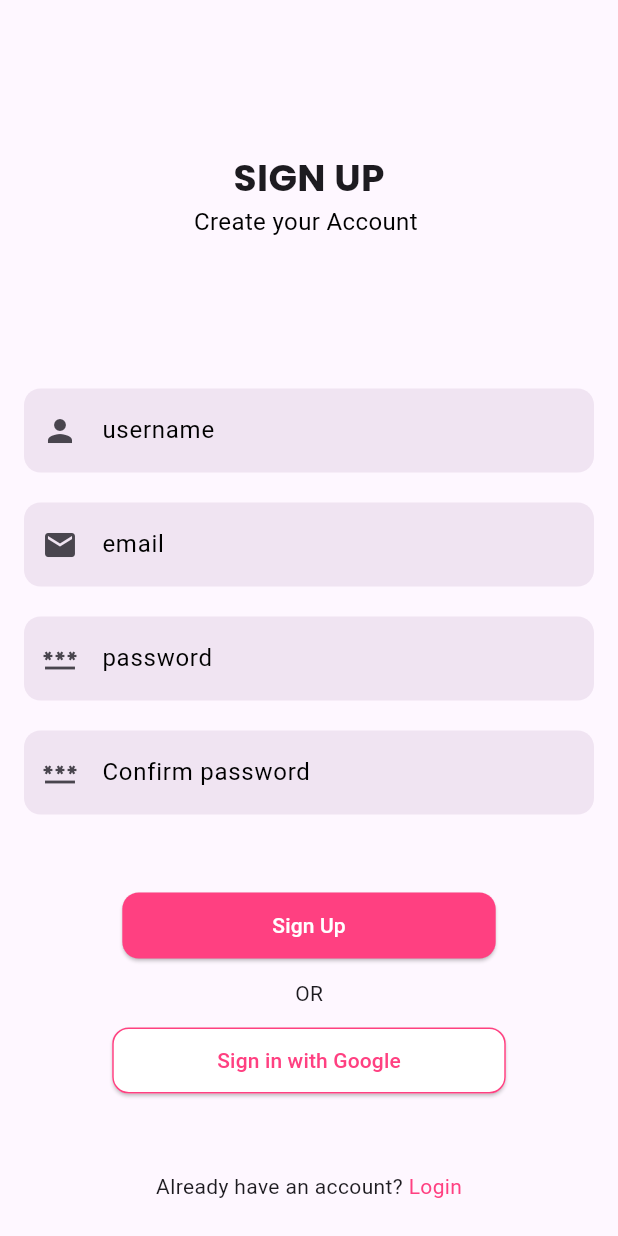
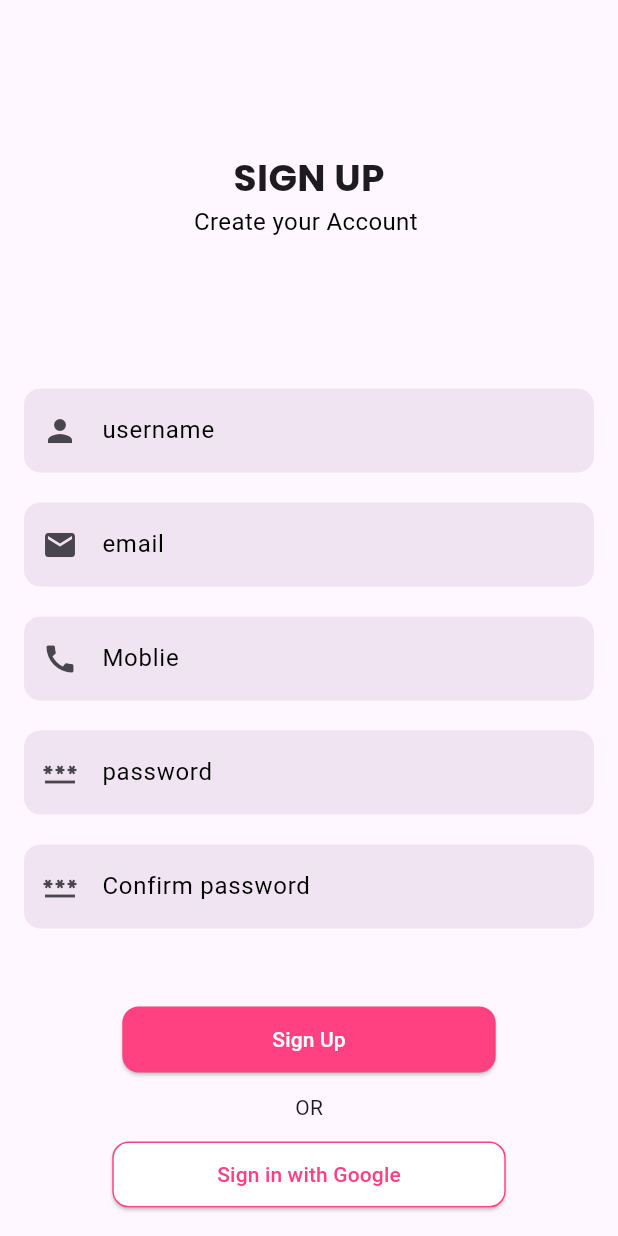
Before and after one commit to aasm0hammad/Expense-Aas-Bloc, a Flutter app: the Signup screen opened by its route, on a phone screen of 412 x 824 dp. Run offline on Flutter 3.47's test engine with Material 3 defaults, Android fonts, the phone set to English and light mode, and no system bars; our stand-ins replace flutter_bloc, font_awesome_flutter, sqflite; accounts and stored records are empty.

Commit message:
User Register

```diff
--- /dev/null
+++ b/lib/DataBase/local/DbHelper.dart
@@ -0,0 +1,113 @@
+import 'dart:io';
+
+import 'package:ass_expense/DataBase/model/users_model.dart';
+import 'package:path/path.dart';
+import 'package:path_provider/path_provider.dart';
+import 'package:sqflite/sqflite.dart';
+
+class DbHelper{
+
+  DbHelper._();
+  static DbHelper getInstance()=> DbHelper._();
+
+  ///User Table &  Column
+
+  static const String TABLE_USERS="users";
+  static const String COLUNMN_USER_ID='uId';
+  static const String COLUNMN_USER_NAME='uName';
+  static const String COLUNMN_USER_EMAIL='uEmail';
+  static const String COLUNMN_USER_PHONE='uPhone';
+  static const String COLUNMN_USER_PASSWORD="uPassword";
+  static const String COLUNMN_USER_CREATED_AT='uCreatedAt';
+
+  /// Expense Table &  Column
+  static const String TABLE_EXPENSE= 'expense';
+  static const String COLUNMN_EXPENSE_ID='eId';
+  static const String COLUNMN_EXPENSE_USER_ID='uId';
+  static const String COLUNMN_EXPENSE_TITLE='eTitle';
+  static const String COLUNMN_EXPENSE_DESC='eDesc';
+  static const String COLUNMN_EXPENSE_AMT='eAMT';
+  static const String COLUNMN_EXPENSE_CATEGORY='eCATE_Id';
+  static const String COLUNMN_EXPENSE_TYPE='eType';
+  static const String COLUNMN_EXPENSE_BALANCE='eBal';
+  static const String COLUNMN_EXPENSE_DATE='eDate';
+  static const String COLUNMN_EXPENSE_CREATED_AT='eCREATED';
+
+
+
+
+  Database? _db;
+
+  Future<Database> getDB()async{
+
+   _db ??= await openDB();
+   return _db!;
+
+  }
+
+
+  Future<Database> openDB()async{
+    Directory appDocDir=await getApplicationDocumentsDirectory();
+    var path=join(appDocDir.path,"ExpenseDB");
+    return openDatabase(path,version: 1, onCreate: (db, v ){
+
+      db.execute('''
+      create table $TABLE_USERS (
+      $COLUNMN_USER_ID integer primary key autoincrement ,
+      $COLUNMN_USER_NAME TEXT NOT NULL ,
+      $COLUNMN_USER_EMAIL TEXT NOT NULL,
+      $COLUNMN_USER_PHONE TEXT NOT NULL,
+      $COLUNMN_USER_PASSWORD TEXT NOT NULL,
+      $COLUNMN_USER_CREATED_AT TEXT NOT NULL,
+      )
+
+      ''');
+      db.execute('''
+      CREATE TABLE $TABLE_EXPENSE(
+      $COLUNMN_EXPENSE_ID INTEGER PRIMARY KEY AUTOINCREMENT,
+      $COLUNMN_EXPENSE_USER_ID TEXT NOT NULL,
+      $COLUNMN_EXPENSE_TITLE TEXT NOT NULL,
+      $COLUNMN_EXPENSE_DESC TEXT ,
+      $COLUNMN_EXPENSE_AMT REAL NOT NULL,
+      $COLUNMN_EXPENSE_BALANCE REAL,
+      $COLUNMN_EXPENSE_TYPE TEXT NOT NULL,
+      $COLUNMN_EXPENSE_DATE TEXT NOT NULL,
+      $COLUNMN_EXPENSE_CATEGORY TEXT NOT NULL,
+      $COLUNMN_EXPENSE_CREATED_AT TEXT NOT NULL,
+      )
+
+      ''');
+    });
+
+  }
+
+  Future<bool>userRegister(UserModel newUser)async{
+
+    Database db=await getDB();
+    int rowEffected=await db.insert(TABLE_USERS, newUser.toMap());
+
+    return rowEffected>0;
+
+
+  }
+
+  Future<bool> isEmailAlreadyExists({ required String email})async{
+
+    Database db=await getDB();
+       var mData=await   db.query(TABLE_USERS, where: "$COLUNMN_USER_EMAIL=?" ,whereArgs: [email]);
+
+       return mData.isNotEmpty;
+  }
+
+
+  /// authenticate
+  Future<bool>authenticate({required String email, required String password})async{
+    Database db=await getDB();
+    var mData=await db.query(TABLE_USERS, where: "$COLUNMN_USER_EMAIL=? and $COLUNMN_USER_PASSWORD=?", whereArgs: [email,password]);
+
+    return  mData.isNotEmpty;
+
+
+  }
+
+}
--- /dev/null
+++ b/lib/DataBase/model/users_model.dart
@@ -0,0 +1,38 @@
+import 'package:ass_expense/DataBase/local/DbHelper.dart';
+
+class UserModel {
+  int? uId;
+  String uName;
+  String uEmail;
+  String uPhone;
+  String uPassword;
+  String uCreatedAt;
+
+  UserModel(
+      {this.uId,
+      required this.uName,
+      required this.uEmail,
+      required this.uPhone,
+      required this.uPassword,
+      required this.uCreatedAt});
+
+  factory UserModel.fromMap(Map<String, dynamic> map) {
+    return UserModel(
+        uId: map[DbHelper.COLUNMN_USER_ID],
+        uName: map[DbHelper.COLUNMN_USER_NAME],
+        uEmail: map[DbHelper.COLUNMN_USER_EMAIL],
+        uPhone: map[DbHelper.COLUNMN_USER_PHONE],
+        uPassword: map[DbHelper.COLUNMN_USER_PASSWORD],
+        uCreatedAt: map[DbHelper.COLUNMN_USER_CREATED_AT]);
+  }
+
+  Map<String, dynamic> toMap() {
+    return {
+      DbHelper.COLUNMN_USER_NAME: uName,
+      DbHelper.COLUNMN_USER_EMAIL: uEmail,
+      DbHelper.COLUNMN_USER_PHONE: uPhone,
+      DbHelper.COLUNMN_USER_PASSWORD: uPassword,
+      DbHelper.COLUNMN_USER_CREATED_AT: uCreatedAt,
+    };
+  }
+}
--- /dev/null
+++ b/lib/login_signup/register/user_event.dart
@@ -0,0 +1,11 @@
+import 'package:ass_expense/DataBase/model/users_model.dart';
+
+abstract class RegisterEvent {
+
+}
+
+class RegisterUserEvent extends RegisterEvent{
+
+  UserModel newUser;
+  RegisterUserEvent({required this.newUser});
+}
--- /dev/null
+++ b/lib/login_signup/register/user_state.dart
@@ -0,0 +1,13 @@
+import 'package:ass_expense/DataBase/model/users_model.dart';
+
+abstract class RegisterState {
+
+}
+
+class RegisterInitialState extends RegisterState{}
+class RegisterLoadingState extends RegisterState{}
+class RegisterSuccessState extends RegisterState{}
+class RegisterFailureState extends RegisterState{
+  String errorMsg;
+  RegisterFailureState({required this.errorMsg});
+}
--- a/lib/ui/singup.dart
+++ b/lib/login_signup/singup.dart
@@ -1,9 +1,17 @@
+import 'package:ass_expense/DataBase/model/users_model.dart';
+import 'package:ass_expense/login_signup/register/user_bloc.dart';
+import 'package:ass_expense/login_signup/register/user_event.dart';
 import 'package:ass_expense/routes/app_routes.dart';
 import 'package:flutter/material.dart';
+import 'package:flutter_bloc/flutter_bloc.dart';
 import 'login.dart';
 
 class Signup extends StatelessWidget {
-  const Signup({super.key});
+
+  TextEditingController nameController=TextEditingController();
+  TextEditingController emailController=TextEditingController();
+  TextEditingController phoneController=TextEditingController();
+  TextEditingController passController=TextEditingController();
 
   @override
   Widget build(BuildContext context) {
@@ -24,19 +32,23 @@ class Signup extends StatelessWidget {
             SizedBox(
               height: 100,
             ),
-             user("username", Icon(Icons.person)),
+             user("username", Icon(Icons.person, ),nameController),
             SizedBox(
               height: 20,
             ),
-            user("email", Icon(Icons.email)),
+            user("email", Icon(Icons.email),emailController),
             SizedBox(
               height: 20,
             ),
-            user("password", Icon(Icons.password)),
+            user("Moblie", Icon(Icons.call),phoneController),
             SizedBox(
               height: 20,
             ),
-            user("Confirm password", Icon(Icons.password)),
+            user("password", Icon(Icons.password),passController),
+            SizedBox(
+              height: 20,
+            ),
+            user("Confirm password", Icon(Icons.password),passController),
             SizedBox(
               height: 50,
             ),
@@ -58,7 +70,14 @@ class Signup extends StatelessWidget {
             SizedBox(height: 11,),
             ElevatedButton(
               onPressed: () {
-                Navigator.pushReplacementNamed(context, AppRoutes.ROUTE_HOME);
+
+                context.read<RegisterBloc>().add(RegisterUserEvent(newUser: UserModel(
+                    uName: nameController.text,
+                    uEmail: emailController.text,
+                    uPhone: phoneController.text,
+                    uPassword: passController.text,
+                    uCreatedAt: DateTime.now().microsecondsSinceEpoch.toString())));
+                Navigator.pop(context);
               },
               child: Text("Sign in with Google"),
               style: ElevatedButton.styleFrom(
@@ -70,6 +89,7 @@ class Signup extends StatelessWidget {
                   ),
                   padding: EdgeInsets.symmetric(horizontal: 70, vertical: 12)),
             ),
+
 
             SizedBox(
               height: 50,
@@ -89,9 +109,10 @@ class Signup extends StatelessWidget {
     );
   }
 
-  Widget user(String s, Icon icon) {
+  Widget user(String s, Icon icon,controller) {
     return TextField(
 
+      controller: controller ,
 
       decoration: InputDecoration(
         hintText: s,
--- a/lib/routes/app_routes.dart
+++ b/lib/routes/app_routes.dart
@@ -1,6 +1,7 @@
+import 'package:ass_expense/login_signup/login.dart';
+import 'package:ass_expense/login_signup/singup.dart';
 import 'package:ass_expense/ui/home_page.dart';
-import 'package:ass_expense/ui/login.dart';
-import 'package:ass_expense/ui/singup.dart';
+
 import 'package:ass_expense/ui/splash.dart';
 import 'package:flutter/cupertino.dart';
 
--- a/lib/ui/home_page.dart
+++ b/lib/ui/home_page.dart
@@ -1,6 +1,7 @@
+import 'package:ass_expense/login_signup/login.dart';
 import 'package:ass_expense/ui/BottomNavigationBar_ui/Nav_Statics.dart';
 import 'package:ass_expense/ui/BottomNavigationBar_ui/nav_home.dart';
-import 'package:ass_expense/ui/login.dart';
+
 
 import 'package:flutter/cupertino.dart';
 import 'package:flutter/material.dart';
--- a/pubspec.yaml
+++ b/pubspec.yaml
@@ -35,6 +35,10 @@ dependencies:
   # Use with the CupertinoIcons class for iOS style icons.
   font_awesome_flutter: ^10.4.0
   cupertino_icons: ^1.0.8
+  sqflite: ^2.4.1
+  path_provider: ^2.1.5
+  path: ^1.9.0
+  flutter_bloc: ^9.1.0
 
 dev_dependencies:
   flutter_test:
```
Also changed, not shown: lib/DataBase/model/expense_model.dart (added, +15 -0 lines), lib/login_signup/register/user_bloc.dart (added, +33 -0 lines), lib/main.dart (+11 -4 lines), lib/login_signup/login.dart (renamed from lib/ui/login.dart), pubspec.lock, 3 other files.
